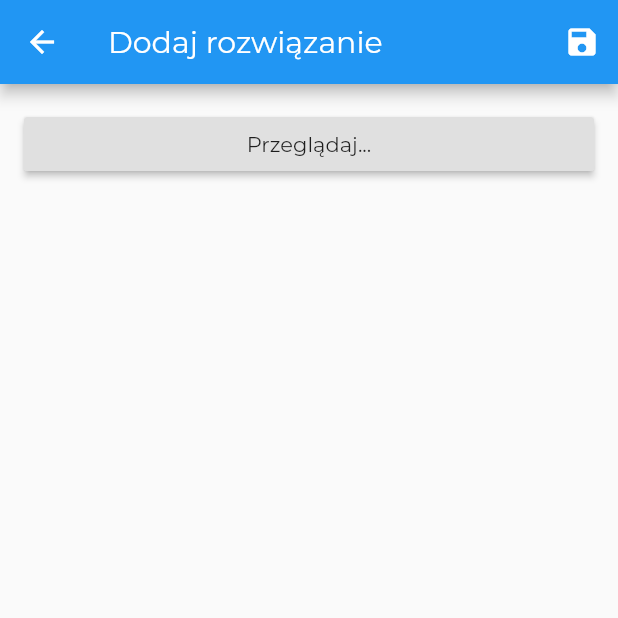
After one commit to DEViper/hypE-Learning-Mobile, a Flutter app: the AddSolutionScreen screen opened by its route, after a tap on "Przeglądaj...", on a phone screen of 412 x 824 dp, the top half of it. The commit adds this screen. Run offline on Flutter 3.47's test engine with Material 2 defaults, Android fonts, the phone set to English and light mode, and no system bars; our stand-ins replace auto_size_text, dio, file_picker, shared_preferences; accounts and stored records are empty; project files that could hold a hidden picture were left out.

Commit message:
student can add solutions

```diff
--- a/lib/main.dart
+++ b/lib/main.dart
@@ -24,6 +24,7 @@ import 'screens/edit_profile_screen.dart';
 import 'screens/admin_overview_screen.dart';
 import 'screens/user_detail_screen.dart';
 import 'screens/participants_overview_screen.dart';
+import 'screens/add_solution_screen.dart';
 
 SharedPreferences sharedPrefs;
 
@@ -108,6 +109,8 @@ class MyApp extends StatelessWidget {
                     ParticipantsOverviewScreen(),
                 CandidatesOverviewScreen.routeName: (ctx) =>
                     CandidatesOverviewScreen(),
+                    AddSolutionScreen.routeName: (ctx) =>
+                    AddSolutionScreen(),
               }),
         ));
   }
--- /dev/null
+++ b/lib/screens/add_solution_screen.dart
@@ -0,0 +1,143 @@
+import 'package:file_picker/file_picker.dart';
+import 'package:flutter/material.dart';
+import 'package:flutter/services.dart';
+import 'package:hype_learning/providers/topics.dart';
+import 'package:hype_learning/screens/courses_overview_screen.dart';
+import 'package:provider/provider.dart';
+
+
+class AddSolutionScreen extends StatefulWidget {
+  static const routeName = '/add-Solution';
+  @override
+  _AddSolutionScreenState createState() => _AddSolutionScreenState();
+}
+
+class _AddSolutionScreenState extends State<AddSolutionScreen> {
+  final _titleFocusNode = FocusNode();
+  final _descriptionFocusNode = FocusNode();
+  final _announcementFocusNode = FocusNode();
+
+  final _form = GlobalKey<FormState>();
+
+  var _isInit = true;
+  var _isLoading = false;
+  int _topicId;
+
+  @override
+  void initState() {
+    super.initState();
+  }
+
+  @override
+  void didChangeDependencies() {
+    if (_isInit) {
+      _topicId = ModalRoute.of(context).settings.arguments as int;
+    }
+    _isInit = false;
+    super.didChangeDependencies();
+  }
+
+  @override
+  void dispose() {
+    _titleFocusNode.dispose();
+    _descriptionFocusNode.dispose();
+    _announcementFocusNode.dispose();
+    super.dispose();
+  }
+
+  Future<void> _saveForm() async {
+    final isValid = _form.currentState.validate();
+    if (!isValid) {
+      return;
+    }
+    _form.currentState.save();
+    setState(() {
+      _isLoading = true;
+    });
+
+    try {
+      await Provider.of<Topics>(context, listen: false).addSolution(_topicId, _fileName);
+    } catch (error) {
+      await showDialog(
+        context: context,
+        builder: (ctx) => AlertDialog(
+          title: Text('An error occurred!'),
+          content: Text('Something went wrong.'),
+          actions: <Widget>[
+            FlatButton(
+              child: Text('Okay'),
+              onPressed: () {
+                Navigator.of(ctx).pushNamed(Navigator.defaultRouteName);
+              },
+            )
+          ],
+        ),
+      );
+    }
+
+    setState(() {
+      _isLoading = false;
+    });
+    Navigator.of(context).popAndPushNamed(Navigator.defaultRouteName);
+  }
+
+  bool _loadingPath = false;
+  String _path;
+  Map<String, String> _paths;
+  FileType _pickingType = FileType.any;
+  String _extension;
+  String _fileName;
+
+  void _openFileExplorer() async {
+    setState(() => _loadingPath = true);
+    try {
+      _paths = null;
+      _path = await FilePicker.getFilePath(
+          type: _pickingType,
+          allowedExtensions: (_extension?.isNotEmpty ?? false)
+              ? _extension?.replaceAll(' ', '')?.split(',')
+              : null);
+    } on PlatformException catch (e) {
+      print("Unsupported operation" + e.toString());
+    }
+    if (!mounted) return;
+    setState(() {
+      _loadingPath = false;
+      _fileName = _path;
+    });
+  }
+
+  @override
+  Widget build(BuildContext context) {
+    return Scaffold(
+      appBar: AppBar(
+        title: Text('Dodaj rozwiązanie'),
+        actions: <Widget>[
+          IconButton(
+            icon: Icon(Icons.save),
+            onPressed: _saveForm,
+          ),
+        ],
+      ),
+      body: _isLoading
+          ? Center(
+              child: CircularProgressIndicator(),
+            )
+          : Padding(
+              padding: const EdgeInsets.all(16.0),
+              child: Form(
+                key: _form,
+                child: ListView(
+                  children: <Widget>[
+
+                    RaisedButton(
+                      onPressed: () => _openFileExplorer(),
+                      child: new Text("Przeglądaj..."),
+                    ),
+                  ],
+                ),
+              ),
+            ),
+    );
+  }
+}
```
Also changed, not shown: lib/providers/topics.dart (+34 -12 lines), lib/screens/topic_detail_screen.dart (+31 -1 lines).
